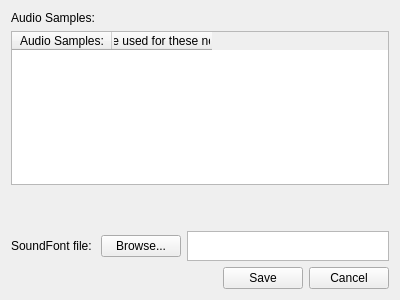
Above: OpenSymphony/newtrack.ui from jsbishop/OpenSymphony before the change. Below: the same form after it.
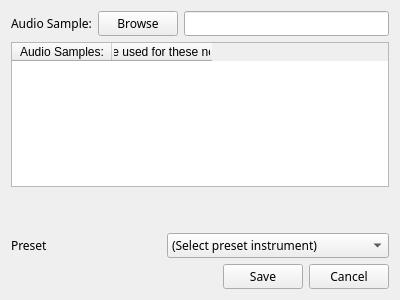
That is the form after the change. Icons and pictures are not drawn.

```diff
--- a/OpenSymphony/newtrack.ui
+++ b/OpenSymphony/newtrack.ui
@@ -22,15 +22,37 @@
     <layout class="QHBoxLayout" name="horizontalLayout">
      <item>
       <widget class="QLabel" name="label">
+       <property name="font">
+        <font>
+         <family>Segoe UI Semilight</family>
+         <pointsize>9</pointsize>
+        </font>
+       </property>
        <property name="text">
-        <string>Audio Samples:</string>
+        <string>Audio Sample:</string>
        </property>
       </widget>
      </item>
      <item>
-      <widget class="QLabel" name="label_2">
+      <widget class="QPushButton" name="buttonBrowse">
+       <property name="font">
+        <font>
+         <family>Segoe UI Semilight</family>
+         <pointsize>9</pointsize>
+        </font>
+       </property>
        <property name="text">
-        <string/>
+        <string>Browse</string>
+       </property>
+      </widget>
+     </item>
+     <item>
+      <widget class="QLineEdit" name="lineEdit_sample">
+       <property name="font">
+        <font>
+         <family>Segoe UI Semilight</family>
+         <pointsize>9</pointsize>
+        </font>
        </property>
       </widget>
      </item>
@@ -70,26 +92,83 @@
      </property>
      <item>
       <widget class="QLabel" name="label_3">
-       <property name="text">
-        <string>SoundFont file: </string>
+       <property name="sizePolicy">
+        <sizepolicy hsizetype="MinimumExpanding" vsizetype="Preferred">
+         <horstretch>0</horstretch>
+         <verstretch>0</verstretch>
+        </sizepolicy>
        </property>
-      </widget>
-     </item>
-     <item>
-      <widget class="QPushButton" name="buttonSoundfontBrowse">
-       <property name="text">
-        <string>Browse...</string>
+       <property name="minimumSize">
+        <size>
+         <width>50</width>
+         <height>0</height>
+        </size>
        </property>
-      </widget>
-     </item>
-     <item>
-      <widget class="QTextEdit" name="textEdit">
        <property name="maximumSize">
         <size>
-         <width>16777215</width>
-         <height>30</height>
+         <width>150</width>
+         <height>16777215</height>
         </size>
        </property>
+       <property name="font">
+        <font>
+         <family>Segoe UI Semilight</family>
+         <pointsize>9</pointsize>
+        </font>
+       </property>
+       <property name="text">
+        <string>Preset</string>
+       </property>
+      </widget>
+     </item>
+     <item>
+      <widget class="QComboBox" name="comboBox">
+       <property name="font">
+        <font>
+         <family>Segoe UI Semilight</family>
+         <pointsize>9</pointsize>
+        </font>
+       </property>
+       <item>
+        <property name="text">
+         <string>(Select preset instrument)</string>
+        </property>
+       </item>
+       <item>
+        <property name="text">
+         <string>Trumpet</string>
+        </property>
+       </item>
+       <item>
+        <property name="text">
+         <string>Flute</string>
+        </property>
+       </item>
+       <item>
+        <property name="text">
+         <string>Clarinet</string>
+        </property>
+       </item>
+       <item>
+        <property name="text">
+         <string>Horn</string>
+        </property>
+       </item>
+       <item>
+        <property name="text">
+         <string>Saxophone</string>
+        </property>
+       </item>
+       <item>
+        <property name="text">
+         <string>Violin</string>
+        </property>
+       </item>
+       <item>
+        <property name="text">
+         <string>Trombone</string>
+        </property>
+       </item>
       </widget>
      </item>
     </layout>
@@ -111,6 +190,12 @@
      </item>
      <item>
       <widget class="QPushButton" name="buttonSave">
+       <property name="font">
+        <font>
+         <family>Segoe UI Semilight</family>
+         <pointsize>9</pointsize>
+        </font>
+       </property>
        <property name="text">
         <string>Save</string>
        </property>
@@ -118,6 +203,12 @@
      </item>
      <item>
       <widget class="QPushButton" name="buttonCancel">
+       <property name="font">
+        <font>
+         <family>Segoe UI Semilight</family>
+         <pointsize>9</pointsize>
+        </font>
+       </property>
        <property name="text">
         <string>Cancel</string>
        </property>
```
